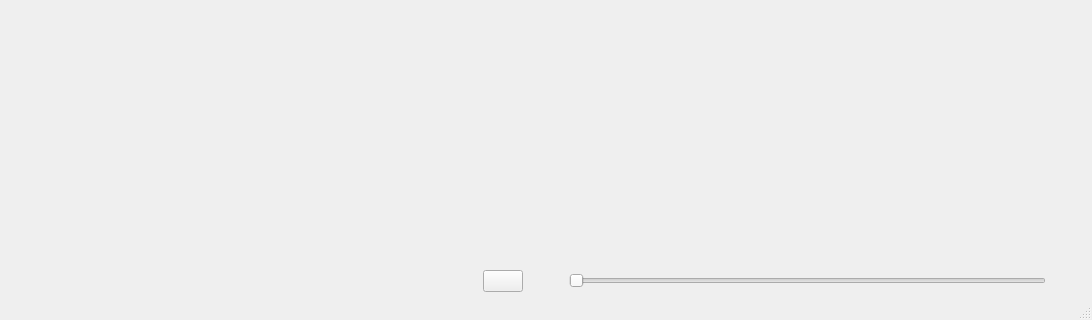
Old version of the form platform/mac/resources/mainwindow.ui in the repository AstaTus/DiscoPlayer; both pictures show x 0 to 1092 and y 420 to 740 of the 1092 by 740 pixel window.
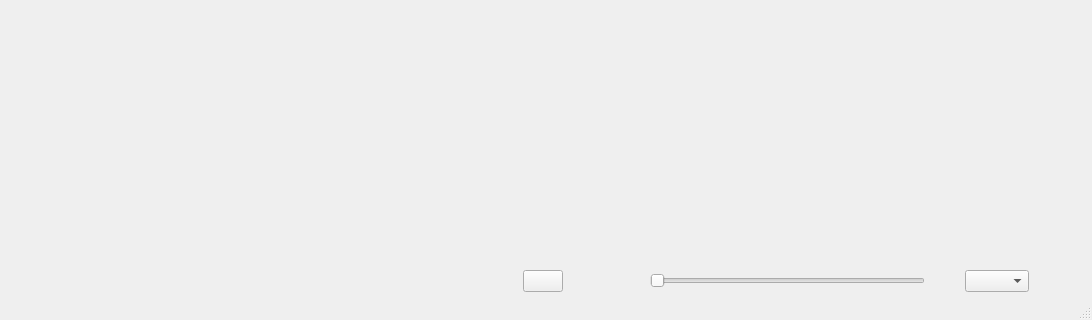
New version of the form. Icons and pictures are not drawn.

Commit message: add player's speed setting

Diff of the .ui file:
```diff
--- a/platform/mac/resources/mainwindow.ui
+++ b/platform/mac/resources/mainwindow.ui
@@ -129,15 +129,26 @@
        </layout>
       </item>
       <item>
-       <layout class="QHBoxLayout" name="horizontalLayout_2">
+       <layout class="QHBoxLayout" name="horizontalLayout_2" stretch="1,1,1">
         <property name="sizeConstraint">
-         <enum>QLayout::SetMinimumSize</enum>
+         <enum>QLayout::SetDefaultConstraint</enum>
+        </property>
+        <item>
+         <layout class="QHBoxLayout" name="horizontalLayout_3" stretch="0">
+          <property name="spacing">
+           <number>-1</number>
+          </property>
+          <property name="sizeConstraint">
+           <enum>QLayout::SetDefaultConstraint</enum>
         </property>
         <item>
          <spacer name="horizontalSpacer_3">
           <property name="orientation">
            <enum>Qt::Horizontal</enum>
           </property>
+            <property name="sizeType">
+             <enum>QSizePolicy::Expanding</enum>
+            </property>
           <property name="sizeHint" stdset="0">
            <size>
             <width>40</width>
@@ -145,6 +156,8 @@
            </size>
           </property>
          </spacer>
+          </item>
+         </layout>
         </item>
         <item>
          <widget class="QPushButton" name="pushButton">
@@ -185,12 +198,14 @@
          </widget>
         </item>
         <item>
+         <layout class="QHBoxLayout" name="horizontalLayout_4">
+          <item>
          <spacer name="horizontalSpacer_4">
           <property name="orientation">
            <enum>Qt::Horizontal</enum>
           </property>
           <property name="sizeType">
-           <enum>QSizePolicy::Minimum</enum>
+             <enum>QSizePolicy::Preferred</enum>
           </property>
           <property name="sizeHint" stdset="0">
            <size>
@@ -200,13 +215,79 @@
           </property>
          </spacer>
         </item>
+          <item>
+           <widget class="QLabel" name="volumeLable">
+            <property name="sizePolicy">
+             <sizepolicy hsizetype="Fixed" vsizetype="Preferred">
+              <horstretch>0</horstretch>
+              <verstretch>0</verstretch>
+             </sizepolicy>
+            </property>
+            <property name="text">
+             <string/>
+            </property>
+            <property name="margin">
+             <number>5</number>
+            </property>
+           </widget>
+          </item>
         <item>
          <widget class="QSlider" name="volumeBar">
+            <property name="sizePolicy">
+             <sizepolicy hsizetype="Fixed" vsizetype="Fixed">
+              <horstretch>0</horstretch>
+              <verstretch>0</verstretch>
+             </sizepolicy>
+            </property>
+            <property name="maximumSize">
+             <size>
+              <width>275</width>
+              <height>16777215</height>
+             </size>
+            </property>
+            <property name="baseSize">
+             <size>
+              <width>200</width>
+              <height>0</height>
+             </size>
+            </property>
           <property name="orientation">
            <enum>Qt::Horizontal</enum>
           </property>
          </widget>
         </item>
+          <item>
+           <spacer name="horizontalSpacer_7">
+            <property name="orientation">
+             <enum>Qt::Horizontal</enum>
+            </property>
+            <property name="sizeType">
+             <enum>QSizePolicy::Fixed</enum>
+            </property>
+            <property name="sizeHint" stdset="0">
+             <size>
+              <width>20</width>
+              <height>20</height>
+             </size>
+            </property>
+           </spacer>
+          </item>
+          <item>
+           <widget class="QComboBox" name="speedComboBox">
+            <property name="sizePolicy">
+             <sizepolicy hsizetype="Fixed" vsizetype="Fixed">
+              <horstretch>0</horstretch>
+              <verstretch>0</verstretch>
+             </sizepolicy>
+            </property>
+            <property name="maximumSize">
+             <size>
+              <width>64</width>
+              <height>16777215</height>
+             </size>
+            </property>
+           </widget>
+          </item>
         <item>
          <spacer name="horizontalSpacer_6">
           <property name="orientation">
@@ -222,6 +303,8 @@
            </size>
           </property>
          </spacer>
+          </item>
+         </layout>
         </item>
        </layout>
       </item>
```
Left out of the diff: 4 changed lines with no effect on the pictures. Lines whose indentation alone changed are shown as unchanged. The commit also changes 3 other files.
